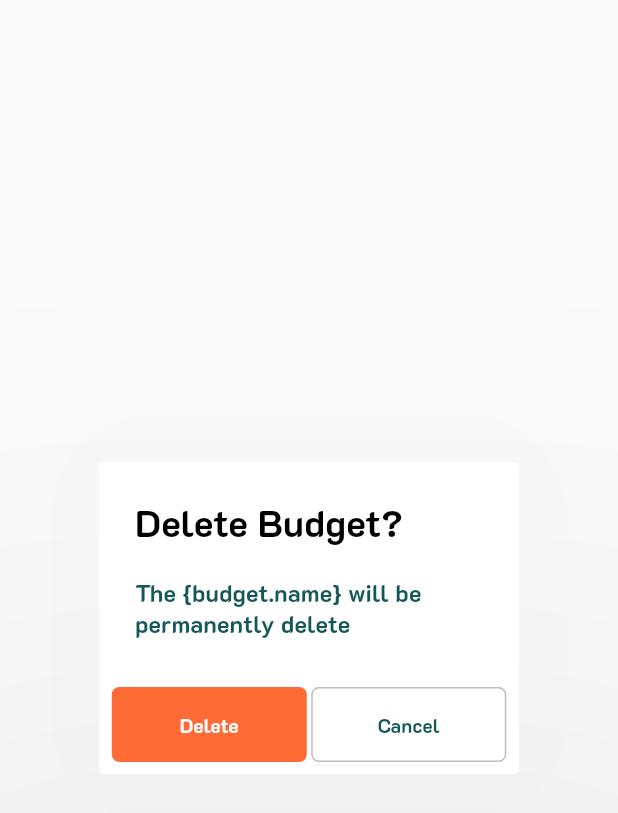
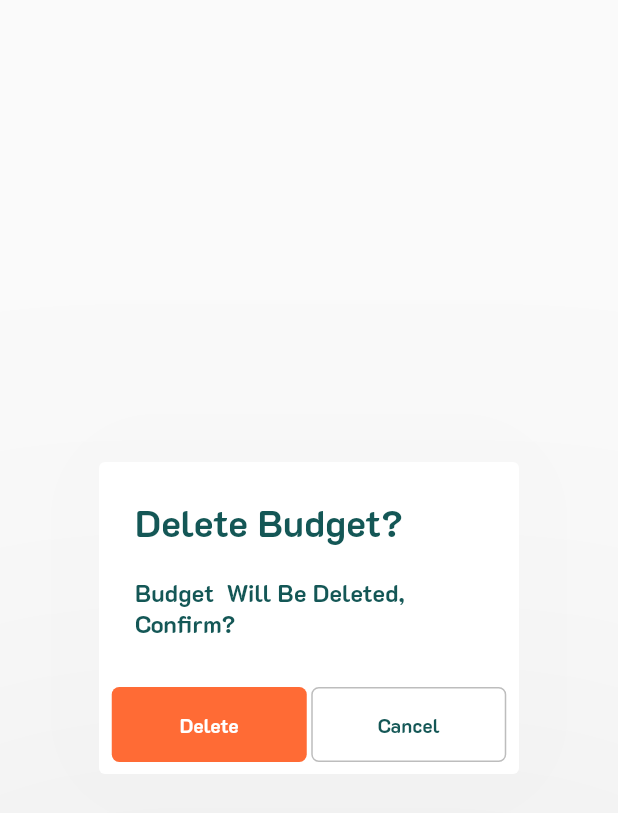
Before and after one commit to abdullah-taqiaddin/MyBudgeteer, a Flutter app: the DeletePopup widget shown alone on an empty page, opened directly with empty values, on a phone screen of 412 x 824 dp. Shown: the top 813 px of the screen. Run offline on Flutter 3.47's test engine with Material 2 defaults, Android fonts, the phone set to English and light mode, and no system bars; our stand-ins replace charts_flutter, cloud_firestore, firebase_auth, firebase_core, google_fonts, google_sign_in and 2 more; missing offline and left inert: indexed; accounts and stored records are empty; generated files the repository leaves out were written again.

Commit message:
- applied dark theme and arabic language to remaining elements - added language provider - fixed an issue in delete alert, replaced name.budget with the actual value

```diff
--- a/lib/component/delete_alert.dart
+++ b/lib/component/delete_alert.dart
@@ -4,18 +4,14 @@ import 'package:flutter/cupertino.dart';
 import 'package:flutter/material.dart';
 import 'package:provider/provider.dart';
 import 'package:testapp/viewmodel/database_provider.dart';
-
-import '../model/budget.dart';
-
+import 'package:testapp/view/budget_page.dart';
 import 'package:testapp/viewmodel/localization.dart';
-import 'package:flutter_gen/gen_l10n/app_localizations.dart';
 
 class DeletePopup extends StatefulWidget {
+  final String id;
+  final String name;
 
-
-  final String id;
-
-  DeletePopup({super.key, required this.id});
+  DeletePopup({super.key, required this.id, required this.name});
 
   @override
   State<DeletePopup> createState() => _DeletePopupState();
@@ -26,27 +22,24 @@ class _DeletePopupState extends State<DeletePopup> {
   Widget build(BuildContext context) {
     return AlertDialog(
       alignment: Alignment.center,
-
       elevation: 250,
-      backgroundColor: Colors.white,
-
+      backgroundColor: isDark?Color.fromRGBO(43, 40, 57, 1):Colors.white,
       title: Text(
         '${translation(context).deleteBudget}',
         style: TextStyle(
-          color: Colors.black,
+          color: isDark?Colors.white:Color(0XFF145756),
           fontFamily: "K2D",
           fontSize: 25,
           fontWeight: FontWeight.bold,
-
         ),
         textAlign: TextAlign.left,
       ),
       content: Container(
         width: 220,
         child: Text(
-          'The {budget.name} will be permanently delete',
+          "${translation(context).budget} ${widget.name.toUpperCase()} ${translation(context).budgetDeleteMessage}",
           style: TextStyle(
-            color: Color(0XFF145756),
+            color: isDark?Colors.white:Color(0XFF145756),
             fontFamily: "K2D",
             fontSize: 16,
             fontWeight: FontWeight.bold,
@@ -62,11 +55,11 @@ class _DeletePopupState extends State<DeletePopup> {
                 width: 130,
                 height: 50,
                 decoration: BoxDecoration(
-                    color: Color.fromRGBO(255, 107, 53, 1),
+                  color: isDark?Color.fromRGBO(159, 79, 248, 1):Color.fromRGBO(255, 107, 53, 1),
                   borderRadius: BorderRadius.all(Radius.circular(5)),
                 ),
                 child: TextButton(
-                    child:Text(
+                  child: Text(
                     '${translation(context).delete}',
                     style: TextStyle(
                       color: Colors.white,
@@ -81,14 +74,17 @@ class _DeletePopupState extends State<DeletePopup> {
                   },
                 ),
               ),
-                SizedBox(width: 3,),
+              SizedBox(
+                width: 3,
+              ),
               Container(
                 width: 130,
                 height: 50,
                 decoration: BoxDecoration(
                   border: Border.all(color: Colors.black26),
                   color: Colors.white,
-                    borderRadius: BorderRadius.all(Radius.circular(5)),),
+                  borderRadius: BorderRadius.all(Radius.circular(5)),
+                ),
                 child: TextButton(
                   child: Text(
                     '${translation(context).cancel}',
@@ -109,11 +105,10 @@ class _DeletePopupState extends State<DeletePopup> {
         )
       ],
     );
+  }
 
-  }
-  void deleteBudget(String id){
+  void deleteBudget(String id) {
     print(id);
     Provider.of<DatabaseProvider>(context, listen: false).deleteBudget(id);
   }
-
 }
--- a/lib/component/forms/budget_form.dart
+++ b/lib/component/forms/budget_form.dart
@@ -144,7 +144,7 @@ class _BudgetFormState extends State<BudgetForm> {
                   ),
                   labelStyle: TextStyle(color: Colors.black),
                   hintText: "${translation(context).enterBudgetName}",
-                  hintStyle: TextStyle(color: isDark?Colors.grey:Colors.black,),
+                  hintStyle: TextStyle(color: isDark?Colors.white60:Colors.grey,),
                 ),
                 validator: (value) {
                   if (value!.isEmpty) {
@@ -184,7 +184,7 @@ class _BudgetFormState extends State<BudgetForm> {
                     ),
                   ),
                   hintText: "${translation(context).amount}",
-                  hintStyle: TextStyle(color: isDark?Colors.grey:Colors.black,),
+                  hintStyle: TextStyle(color: isDark?Colors.white60:Colors.grey,),
                 ),
                 keyboardType: TextInputType.number,
                 validator: (value) {
--- a/lib/l10n/app_ar.arb
+++ b/lib/l10n/app_ar.arb
@@ -34,7 +34,8 @@
   "no": "لا",
   "outOf": "من أصل",
   "logout": "تسجيل الخروج",
-  "logoutConfirmation": "هل متأكد أنك تريد تسجيل الخروج؟"
+  "logoutConfirmation": "هل متأكد أنك تريد تسجيل الخروج؟",
+  "budgetDeleteMessage": " سيتم حذفها, هل انت موافق؟"
 
 
 
--- a/lib/l10n/app_en.arb
+++ b/lib/l10n/app_en.arb
@@ -34,7 +34,9 @@
   "no": "No",
   "outOf": "out of",
   "logout": "Logout",
-  "logoutConfirmation": "Are you sure you want to logout?"
+  "logoutConfirmation": "Are you sure you want to logout?",
+  "budgetDeleteMessage": "Will Be Deleted, Confirm?"
+
 
 
 }
--- a/lib/view/budget_page.dart
+++ b/lib/view/budget_page.dart
@@ -394,7 +394,7 @@ class _BudgetPageState extends State<BudgetPage> with TickerProviderStateMixin {
                       showDialog(
                           context: context,
                           builder: (BuildContext context) {
-                            return DeletePopup(id: budget.id);
+                            return DeletePopup(id: budget.id, name: budget.name,);
                           });
                     },
                     icon: Icon(Icons.delete, size: 30, color: Colors.white,)
--- /dev/null
+++ b/lib/viewmodel/currency_provider.dart
@@ -0,0 +1,15 @@
+import 'package:flutter/cupertino.dart';
+
+class CurrencyProvider extends ChangeNotifier{
+
+  String currency = "JD (JOD)";
+
+  void setCurrency(String currency){
+    this.currency = currency;
+    notifyListeners();
+  }
+  //getters
+  String get getCurrency => currency;
+
+
+}
```
Also changed, not shown: lib/component/right_drawer.dart (+4 -4 lines), lib/main.dart (+14 -0 lines), lib/view/settings.dart (+6 -2 lines). Lines whose indentation alone changed are shown as unchanged.
